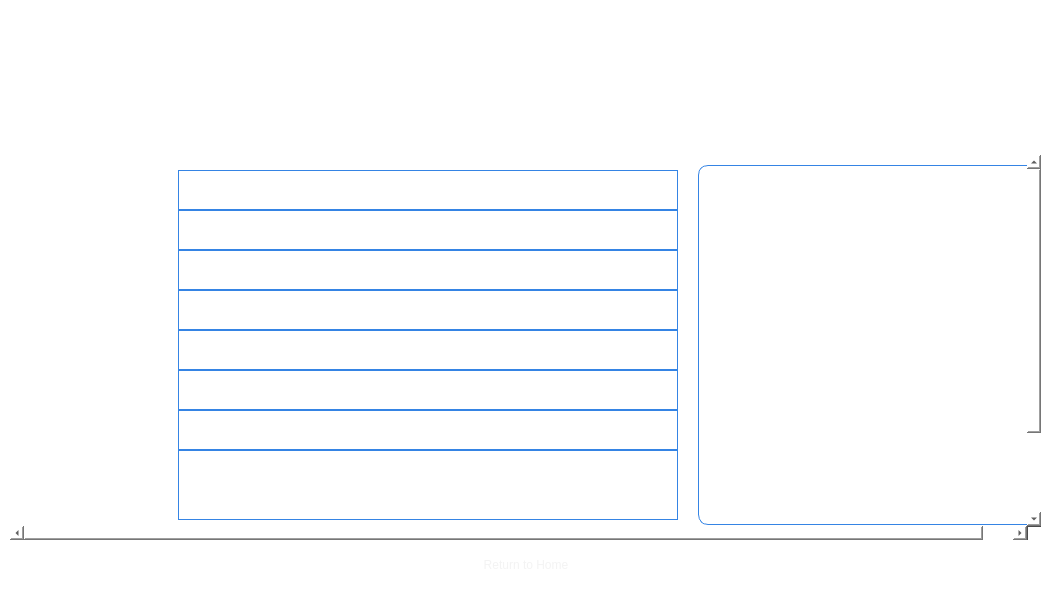
The window that forms/Page_6.ui (apollo-k22/FaceAI-Product) describes before a commit, drawn with Qt 5.
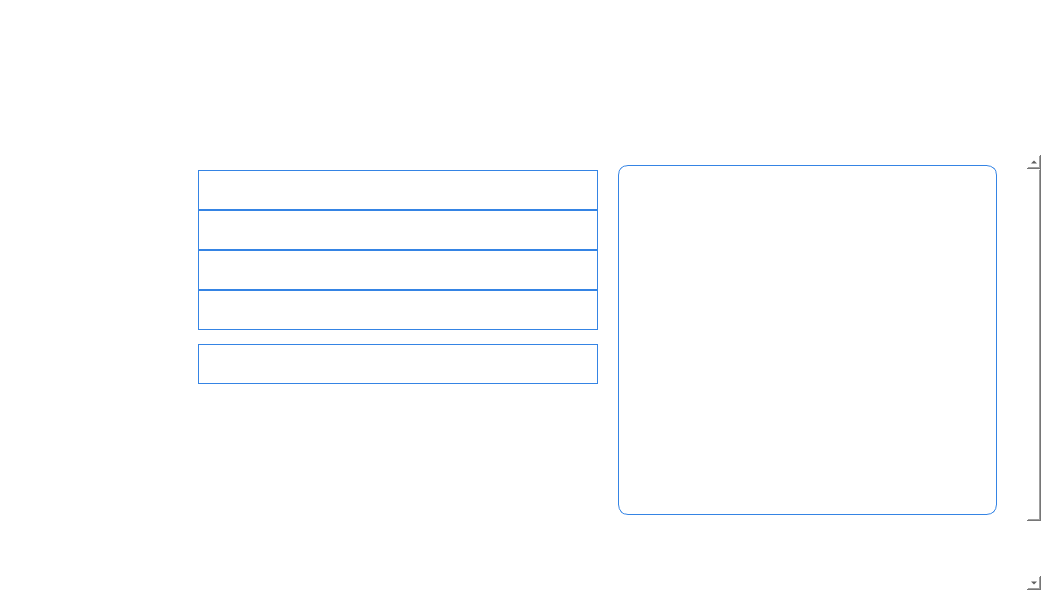
The same window after the commit. Icons and pictures are not drawn.

The edit to the form file:
```diff
--- a/forms/Page_6.ui
+++ b/forms/Page_6.ui
@@ -325,10 +325,10 @@
        <widget class="QWidget" name="scrollAreaWidgetContents">
         <property name="geometry">
          <rect>
-          <x>-57</x>
-          <y>-200</y>
-          <width>1069</width>
-          <height>556</height>
+          <x>0</x>
+          <y>-17</y>
+          <width>1012</width>
+          <height>537</height>
          </rect>
         </property>
         <property name="styleSheet">
@@ -354,7 +354,7 @@
          <item>
           <layout class="QVBoxLayout" name="verticalLayout_8">
            <property name="bottomMargin">
-            <number>10</number>
+            <number>0</number>
            </property>
            <item>
             <layout class="QVBoxLayout" name="full_form_layout">
@@ -403,7 +403,7 @@
                <item>
                 <layout class="QVBoxLayout" name="verticalLayout_5">
                  <item>
-                  <layout class="QFormLayout" name="formLayout">
+                  <layout class="QFormLayout" name="flyCaseDetail">
                    <property name="fieldGrowthPolicy">
                     <enum>QFormLayout::AllNonFixedFieldsGrow</enum>
                    </property>
@@ -448,21 +448,21 @@
                    <item row="0" column="1">
                     <widget class="QLabel" name="lblProbeId">
                      <property name="sizePolicy">
-                      <sizepolicy hsizetype="Fixed" vsizetype="Expanding">
+                      <sizepolicy hsizetype="Fixed" vsizetype="Fixed">
                        <horstretch>0</horstretch>
                        <verstretch>0</verstretch>
                       </sizepolicy>
                      </property>
                      <property name="minimumSize">
                       <size>
-                       <width>500</width>
+                       <width>400</width>
                        <height>40</height>
                       </size>
                      </property>
                      <property name="maximumSize">
                       <size>
-                       <width>500</width>
-                       <height>16777215</height>
+                       <width>400</width>
+                       <height>40</height>
                       </size>
                      </property>
                      <property name="baseSize">
@@ -525,7 +525,13 @@
                      </property>
                      <property name="minimumSize">
                       <size>
-                       <width>500</width>
+                       <width>400</width>
+                       <height>40</height>
+                      </size>
+                     </property>
+                     <property name="maximumSize">
+                      <size>
+                       <width>400</width>
                        <height>40</height>
                       </size>
                      </property>
@@ -559,14 +565,20 @@
                    <item row="3" column="1">
                     <widget class="QLabel" name="lblCaseNumber">
                      <property name="sizePolicy">
-                      <sizepolicy hsizetype="Fixed" vsizetype="Expanding">
+                      <sizepolicy hsizetype="Fixed" vsizetype="Fixed">
                        <horstretch>0</horstretch>
                        <verstretch>0</verstretch>
                       </sizepolicy>
                      </property>
                      <property name="minimumSize">
                       <size>
-                       <width>500</width>
+                       <width>400</width>
+                       <height>40</height>
+                      </size>
+                     </property>
+                     <property name="maximumSize">
+                      <size>
+                       <width>400</width>
                        <height>40</height>
                       </size>
                      </property>
@@ -600,14 +612,20 @@
                    <item row="6" column="1">
                     <widget class="QLabel" name="lblExaminerNo">
                      <property name="sizePolicy">
-                      <sizepolicy hsizetype="Fixed" vsizetype="Expanding">
+                      <sizepolicy hsizetype="Fixed" vsizetype="Fixed">
                        <horstretch>0</horstretch>
                        <verstretch>0</verstretch>
                       </sizepolicy>
                      </property>
                      <property name="minimumSize">
                       <size>
-                       <width>500</width>
+                       <width>400</width>
+                       <height>40</height>
+                      </size>
+                     </property>
+                     <property name="maximumSize">
+                      <size>
+                       <width>400</width>
                        <height>40</height>
                       </size>
                      </property>
@@ -638,30 +656,6 @@
                      </property>
                     </widget>
                    </item>
-                   <item row="7" column="1">
-                    <widget class="QLabel" name="lblExaminerName">
-                     <property name="sizePolicy">
-                      <sizepolicy hsizetype="Fixed" vsizetype="Expanding">
-                       <horstretch>0</horstretch>
-                       <verstretch>0</verstretch>
-                      </sizepolicy>
-                     </property>
-                     <property name="minimumSize">
-                      <size>
-                       <width>500</width>
-                       <height>40</height>
-                      </size>
-                     </property>
-                     <property name="styleSheet">
-                      <string notr="true">background:transparent;
-border: 1px solid rgb(53, 132, 228);
-color: white;</string>
-                     </property>
-                     <property name="text">
-                      <string/>
-                     </property>
-                    </widget>
-                   </item>
                    <item row="8" column="0">
                     <widget class="QLabel" name="label_7">
                      <property name="sizePolicy">
@@ -682,14 +676,20 @@
                    <item row="1" column="1">
                     <widget class="QLabel" name="lblProbeResult">
                      <property name="sizePolicy">
-                      <sizepolicy hsizetype="Fixed" vsizetype="Expanding">
+                      <sizepolicy hsizetype="Fixed" vsizetype="Fixed">
                        <horstretch>0</horstretch>
                        <verstretch>0</verstretch>
                       </sizepolicy>
                      </property>
                      <property name="minimumSize">
                       <size>
-                       <width>500</width>
+                       <width>400</width>
+                       <height>40</height>
+                      </size>
+                     </property>
+                     <property name="maximumSize">
+                      <size>
+                       <width>400</width>
                        <height>40</height>
                       </size>
                      </property>
@@ -703,43 +703,6 @@
                      </property>
                     </widget>
                    </item>
-                   <item row="8" column="1">
-                    <widget class="QTextEdit" name="teditRemarks">
-                     <property name="enabled">
-                      <bool>true</bool>
-                     </property>
-                     <property name="sizePolicy">
-                      <sizepolicy hsizetype="Fixed" vsizetype="Expanding">
-                       <horstretch>0</horstretch>
-                       <verstretch>0</verstretch>
-                      </sizepolicy>
-                     </property>
-                     <property name="minimumSize">
-                      <size>
-                       <width>500</width>
-                       <height>0</height>
-                      </size>
-                     </property>
-                     <property name="styleSheet">
-                      <string notr="true">color: rgb(255, 255, 255);
-    font-size: 14pt;
-    font-family: Arial;
-    background-color: #3E536A;
-    background:transparent;
-    border: 1px solid rgb(53, 132, 228);</string>
-                     </property>
-                     <property name="readOnly">
-                      <bool>true</bool>
-                     </property>
-                     <property name="html">
-                      <string>&lt;!DOCTYPE HTML PUBLIC &quot;-//W3C//DTD HTML 4.0//EN&quot; &quot;http://www.w3.org/TR/REC-html40/strict.dtd&quot;&gt;
-&lt;html&gt;&lt;head&gt;&lt;meta name=&quot;qrichtext&quot; content=&quot;1&quot; /&gt;&lt;style type=&quot;text/css&quot;&gt;
-p, li { white-space: pre-wrap; }
-&lt;/style&gt;&lt;/head&gt;&lt;body style=&quot; font-family:'Arial'; font-size:14pt; font-weight:400; font-style:normal;&quot;&gt;
-&lt;p style=&quot;-qt-paragraph-type:empty; margin-top:0px; margin-bottom:0px; margin-left:0px; margin-right:0px; -qt-block-indent:0; text-indent:0px; font-size:12pt;&quot;&gt;&lt;br /&gt;&lt;/p&gt;&lt;/body&gt;&lt;/html&gt;</string>
-                     </property>
-                    </widget>
-                   </item>
                    <item row="4" column="0">
                     <widget class="QLabel" name="label_8">
                      <property name="styleSheet">
@@ -751,30 +714,6 @@
                      </property>
                     </widget>
                    </item>
-                   <item row="4" column="1">
-                    <widget class="QLabel" name="lblPS">
-                     <property name="sizePolicy">
-                      <sizepolicy hsizetype="Fixed" vsizetype="Expanding">
-                       <horstretch>0</horstretch>
-                       <verstretch>0</verstretch>
-                      </sizepolicy>
-                     </property>
-                     <property name="minimumSize">
-                      <size>
-                       <width>500</width>
-                       <height>40</height>
-                      </size>
-                     </property>
-                     <property name="styleSheet">
-                      <string notr="true">background:transparent;
-border: 1px solid rgb(53, 132, 228);
-color: white;</string>
-                     </property>
-                     <property name="text">
-                      <string/>
-                     </property>
-                    </widget>
-                   </item>
                   </layout>
                  </item>
                 </layout>
@@ -843,7 +782,7 @@
               <number>10</number>
              </property>
              <property name="bottomMargin">
-              <number>10</number>
+              <number>0</number>
              </property>
              <item>
               <widget class="QLabel" name="lblMatchedDescription">
@@ -887,7 +826,7 @@
               </layout>
              </item>
              <item>
-              <layout class="QVBoxLayout" name="JsonResp_layout" stretch="0">
+              <layout class="QVBoxLayout" name="vlyJsonResp" stretch="0">
                <property name="spacing">
                 <number>10</number>
                </property>
@@ -916,23 +855,6 @@
              </item>
             </layout>
            </item>
-          </layout>
-         </item>
-        </layout>
-       </widget>
-      </widget>
-     </item>
-     <item>
-      <layout class="QVBoxLayout" name="btns_layout" stretch="0">
-       <property name="spacing">
-        <number>0</number>
-       </property>
-       <property name="topMargin">
-        <number>0</number>
-       </property>
-       <property name="bottomMargin">
-        <number>0</number>
-       </property>
        <item>
         <layout class="QHBoxLayout" name="horizontalLayout_8">
          <property name="spacing">
@@ -1001,6 +923,10 @@
         </layout>
        </item>
       </layout>
+         </item>
+        </layout>
+       </widget>
+      </widget>
      </item>
     </layout>
    </item>
```
Lines whose indentation alone changed are shown as unchanged.
